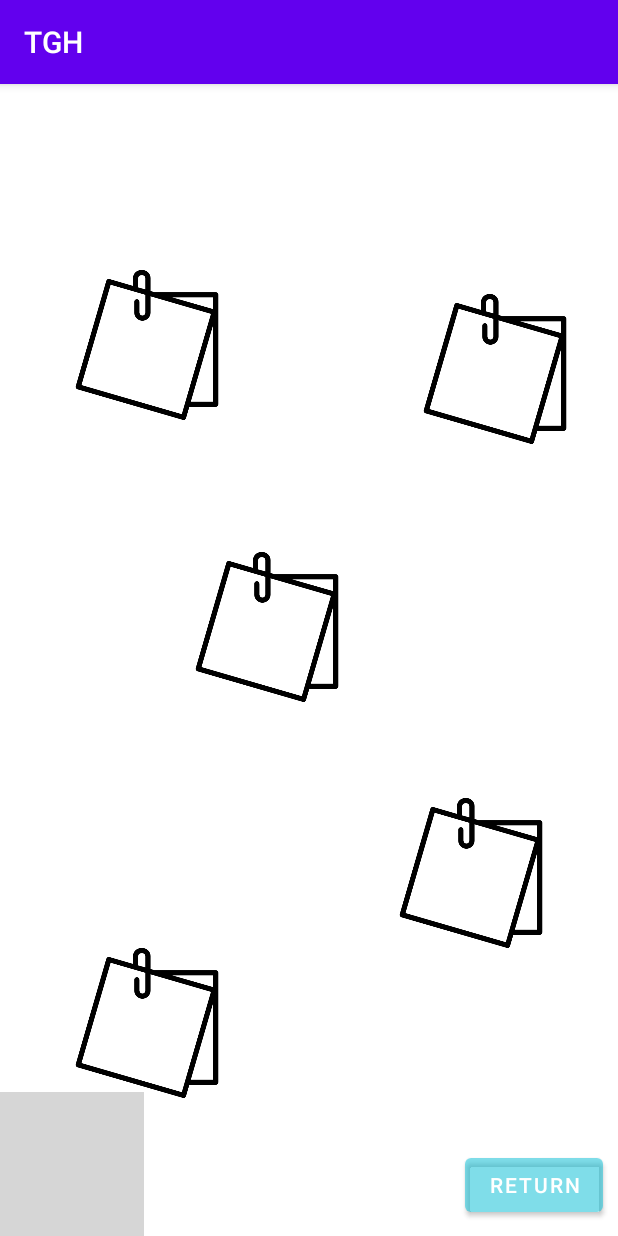
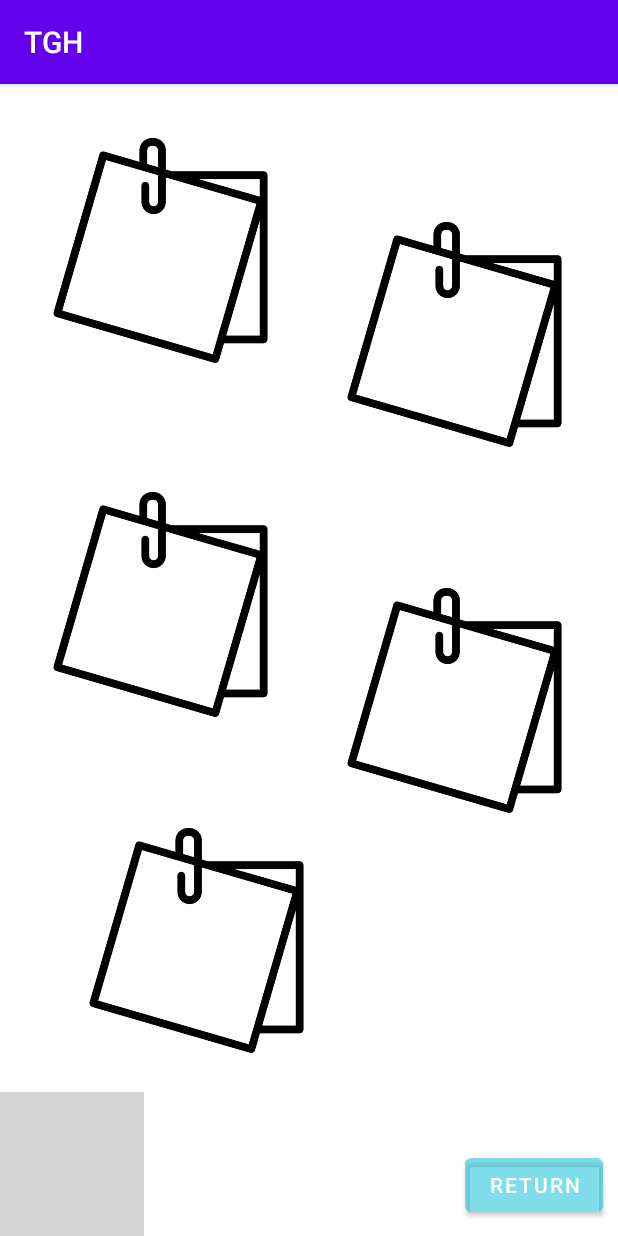
Before and after one commit to iromikim/tgh-conext, an Android app: the MapCloseupActivity screen opened directly, with no data from a screen before it, on a phone screen of 412 x 824 dp. Run offline under Robolectric (Android 15) with nearby library versions, the phone set to English and light mode, and no system bars; our stand-ins replace Firebase (no records; nobody signed in at launch, a user with empty details on screens opened directly); 1 statement that could not run was skipped; grey boxes are pictures that could not be loaded.

Commit message:
textview in mapcloseup

```diff
--- a/app/src/main/java/com/example/tgh/MapCloseupActivity.kt
+++ b/app/src/main/java/com/example/tgh/MapCloseupActivity.kt
@@ -5,6 +5,7 @@ import androidx.appcompat.app.AppCompatActivity
 import android.os.Bundle
 import android.util.Log
 import android.widget.Button
+import android.widget.TextView
 import androidx.appcompat.widget.AppCompatImageButton
 import com.google.firebase.firestore.ktx.firestore
 import com.google.firebase.ktx.Firebase
@@ -14,26 +15,25 @@ class MapCloseupActivity : AppCompatActivity() {
         super.onCreate(savedInstanceState)
         setContentView(R.layout.map_closeup)
 
-       /** val btnBack : Button = findViewById(R.id.buttonforreturn)
-        //戻るボタン（アクティビティの終了）
-        btnBack.setOnClickListener {
-            finish()
-        }
-       */
-
         Firebase.firestore.collection("UserData")
             .get()
             .addOnSuccessListener { result ->
-                for (document in result) {
-                    Log.d("Post", document.data.get("contents").toString())
-                    Log.d("Post", document.data.get("contents").toString())
-                    Log.d("Post",  document.data.get("contents").toString() )
-                    Log.d("Post",  document.data.get("contents").toString() )
-                    Log.d("Post",  document.data.get("contents").toString() )
+                val contents = result.documents.map { it.data?.get("contents").toString() }
+                val posts = listOf<TextView>(
+                    findViewById<TextView>(R.id.bubble1text),
+                    findViewById<TextView>(R.id.bubble2text),
+                    findViewById<TextView>(R.id.bubble3text),
+                    findViewById<TextView>(R.id.bubble4text),
+                    findViewById<TextView>(R.id.bubble5text),
+                )
+                tags.forEachIndexed { index, s ->
+                    if (index >= bubbletexts.size) return@forEachIndexed
+                    bubbletexts[index].text = s
                 }
             }
 
-       val btnToReturn: Button =findViewById(R.id.buttonforreturn)
+
+    val btnToReturn: Button =findViewById(R.id.buttonforreturn)
         btnToReturn.setOnClickListener {
             val intent = Intent(this,MapActivity::class.java)
             startActivity(intent)
--- a/app/src/main/res/layout/map_closeup.xml
+++ b/app/src/main/res/layout/map_closeup.xml
@@ -31,10 +31,10 @@
 
     <ImageButton
         android:id="@+id/post1"
-        android:layout_width="100dp"
-        android:layout_height="100dp"
-        android:layout_marginStart="128dp"
-        android:layout_marginTop="312dp"
+        android:layout_width="150dp"
+        android:layout_height="150dp"
+        android:layout_marginStart="32dp"
+        android:layout_marginTop="272dp"
         android:background="#33FFFFFF"
         android:scaleType="fitCenter"
         app:layout_constraintStart_toStartOf="parent"
@@ -44,10 +44,10 @@
 
     <ImageButton
         android:id="@+id/post2"
-        android:layout_width="100dp"
-        android:layout_height="100dp"
-        android:layout_marginStart="48dp"
-        android:layout_marginTop="124dp"
+        android:layout_width="150dp"
+        android:layout_height="150dp"
+        android:layout_marginStart="32dp"
+        android:layout_marginTop="36dp"
         android:background="#33FFFFFF"
         android:scaleType="fitCenter"
         app:layout_constraintStart_toStartOf="parent"
@@ -57,10 +57,10 @@
 
     <ImageButton
         android:id="@+id/post5"
-        android:layout_width="100dp"
-        android:layout_height="100dp"
-        android:layout_marginStart="48dp"
-        android:layout_marginTop="576dp"
+        android:layout_width="150dp"
+        android:layout_height="150dp"
+        android:layout_marginStart="56dp"
+        android:layout_marginTop="496dp"
         android:background="#33FFFFFF"
         android:scaleType="fitCenter"
         app:layout_constraintStart_toStartOf="parent"
@@ -70,10 +70,10 @@
 
     <ImageButton
         android:id="@+id/post4"
-        android:layout_width="100dp"
-        android:layout_height="100dp"
-        android:layout_marginStart="280dp"
-        android:layout_marginTop="140dp"
+        android:layout_width="150dp"
+        android:layout_height="150dp"
+        android:layout_marginStart="228dp"
+        android:layout_marginTop="92dp"
         android:background="#33FFFFFF"
         android:scaleType="fitCenter"
         app:layout_constraintStart_toStartOf="parent"
@@ -83,10 +83,10 @@
 
     <ImageButton
         android:id="@+id/post3"
-        android:layout_width="100dp"
-        android:layout_height="100dp"
-        android:layout_marginStart="264dp"
-        android:layout_marginTop="476dp"
+        android:layout_width="150dp"
+        android:layout_height="150dp"
+        android:layout_marginStart="228dp"
+        android:layout_marginTop="336dp"
         android:background="#33FFFFFF"
         android:scaleType="fitCenter"
         app:layout_constraintStart_toStartOf="parent"
@@ -94,4 +94,54 @@
         app:srcCompat="@drawable/_395476"
         tools:ignore="SpeakableTextPresentCheck" />
 
+    <TextView
+        android:id="@+id/post2text"
+        android:layout_width="wrap_content"
+        android:layout_height="wrap_content"
+        android:textSize="20sp"
+        app:layout_constraintBottom_toBottomOf="@+id/post2"
+        app:layout_constraintEnd_toEndOf="@+id/post2"
+        app:layout_constraintStart_toStartOf="@+id/post2"
+        app:layout_constraintTop_toTopOf="@+id/post2" />
+
+    <TextView
+        android:id="@+id/post5text"
+        android:layout_width="wrap_content"
+        android:layout_height="wrap_content"
+        android:textSize="20sp"
+        app:layout_constraintBottom_toBottomOf="@+id/post5"
+        app:layout_constraintEnd_toEndOf="@+id/post5"
+        app:layout_constraintStart_toStartOf="@+id/post5"
+        app:layout_constraintTop_toTopOf="@+id/post5" />
+
+    <TextView
+        android:id="@+id/post1text"
+        android:layout_width="wrap_content"
+        android:layout_height="wrap_content"
+        android:textSize="20sp"
+        app:layout_constraintBottom_toBottomOf="@+id/post1"
+        app:layout_constraintEnd_toEndOf="@+id/post1"
+        app:layout_constraintStart_toStartOf="@+id/post1"
+        app:layout_constraintTop_toTopOf="@+id/post1" />
+
+    <TextView
+        android:id="@+id/post3text"
+        android:layout_width="wrap_content"
+        android:layout_height="wrap_content"
+        android:textSize="20sp"
+        app:layout_constraintBottom_toBottomOf="@+id/post3"
+        app:layout_constraintEnd_toEndOf="@+id/post3"
+        app:layout_constraintStart_toStartOf="@+id/post3"
+        app:layout_constraintTop_toTopOf="@+id/post3" />
+
+    <TextView
+        android:id="@+id/post4text"
+        android:layout_width="wrap_content"
+        android:layout_height="wrap_content"
+        android:textSize="20sp"
+        app:layout_constraintBottom_toBottomOf="@+id/post4"
+        app:layout_constraintEnd_toEndOf="@+id/post4"
+        app:layout_constraintStart_toStartOf="@+id/post4"
+        app:layout_constraintTop_toTopOf="@+id/post4" />
+
 </androidx.constraintlayout.widget.ConstraintLayout>
```
Also changed, not shown: app/src/main/res/layout/map.xml (+18 -18 lines).
